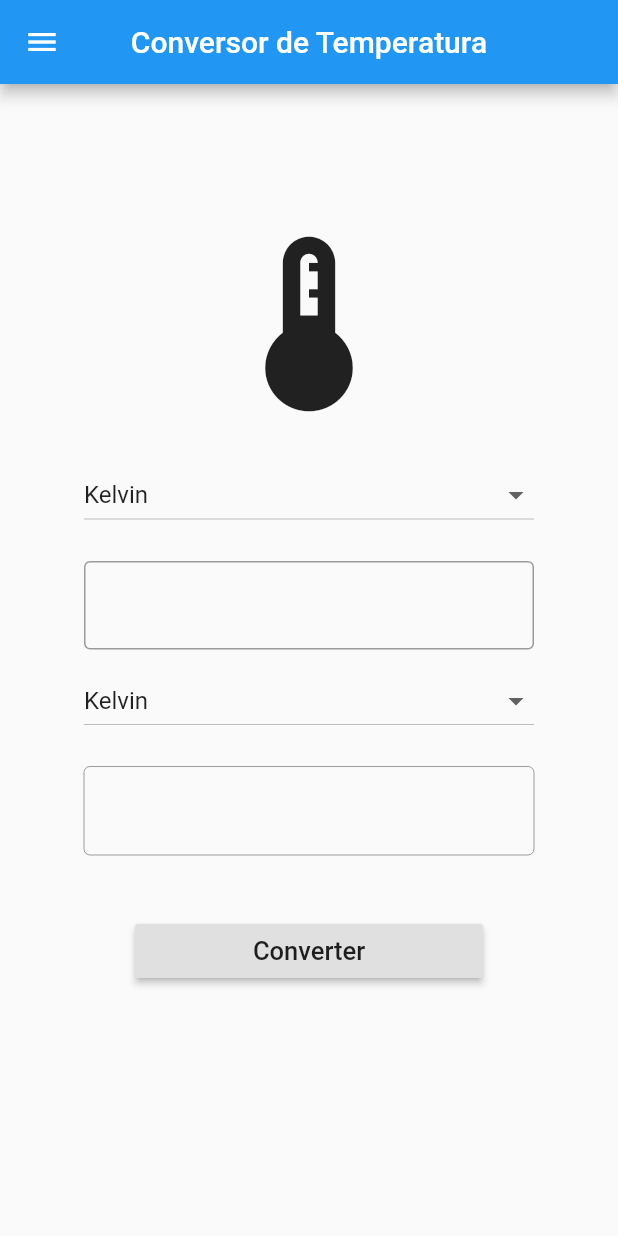
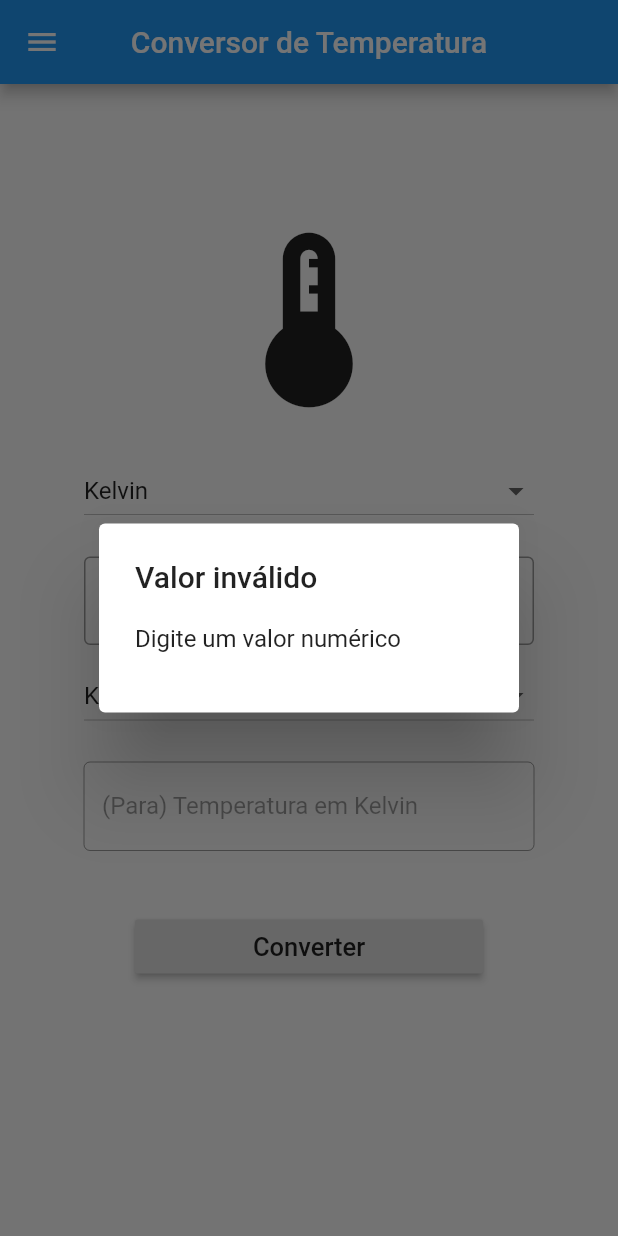
Before and after one commit to GabrielVScalese/Temperature-Converter, a Flutter app: the screen it shows after launch, after a tap on "Converter", on a phone screen of 412 x 824 dp. Run offline on Flutter 3.47's test engine with Material 2 defaults, Android fonts, the phone set to English and light mode, and no system bars.

Commit message:
Inserted new pages

```diff
--- a/converter/lib/app_widget.dart
+++ b/converter/lib/app_widget.dart
@@ -1,5 +1,7 @@
 import 'package:converter/app_controller.dart';
 import 'package:converter/home_page.dart';
+import 'package:converter/informations_page.dart';
+import 'package:converter/models/author_page.dart';
 import 'package:flutter/cupertino.dart';
 import 'package:flutter/material.dart';
 
@@ -16,6 +18,10 @@ class AppWidget extends StatelessWidget {
                     : Brightness.light),
             debugShowCheckedModeBanner: false,
             home: HomePage(),
+            routes: {
+              '/informations': (context) => InformationsPage(),
+              '/author': (context) => AuthorPage()
+            },
           );
         });
   }
--- a/converter/lib/home_page.dart
+++ b/converter/lib/home_page.dart
@@ -3,6 +3,9 @@ import 'package:flutter/material.dart';
 import 'package:flutter/services.dart';
 
 import 'app_controller.dart';
+import 'models/input_controller.dart';
+import 'models/result_controller.dart';
+import 'models/temperature_converter.dart';
 
 class HomePage extends StatefulWidget {
   @override
@@ -39,11 +42,18 @@ class HomePageState extends State<HomePage> {
               ListTile(
                 leading: Icon(Icons.thermostat_outlined),
                 title: Text('Escalas e conversões'),
-                  subtitle: Text('Saiba mais sobre')),
+                subtitle: Text('Saiba mais sobre'),
+                onTap: () {
+                  Navigator.of(context).pushNamed('/informations');
+                },
+              ),
               ListTile(
                 leading: Icon(Icons.info),
                 title: Text('Sobre'),
                 subtitle: Text('Autoria e objetivos'),
+                onTap: () {
+                  Navigator.of(context).pushNamed('/author');
+                },
               ),
             ],
           ),
@@ -52,13 +62,14 @@ class HomePageState extends State<HomePage> {
           centerTitle: true,
           title: Text('Conversor de Temperatura'),
         ),
-        body: Container(
-          width: double.infinity,
-          height: double.infinity,
+        body: SingleChildScrollView(
+          child: Container(
+            width: MediaQuery.of(context).size.width,
+            height: MediaQuery.of(context).size.height,
             child: Column(
               // mainAxisAlignment: MainAxisAlignment.center,
               children: [
-              Container(height: 90.0),
+                Container(height: 87.0),
                 Container(
                     child: Icon(
                   Icons.thermostat_outlined,
@@ -162,6 +173,7 @@ class HomePageState extends State<HomePage> {
                       ),
                     ),
                     onPressed: () {
+                      if (isReal(inputValue)) {
                         switch (inputCategory) {
                           case 'Celsius':
                             if (resultCategory == 'Kelvin')
@@ -203,9 +215,41 @@ class HomePageState extends State<HomePage> {
                         }
 
                         txt.text = result;
+                      } else {
+                        showAlertDialog(context);
+                      }
                     })
               ],
             ),
+          ),
         ));
   }
+
+  isReal(String value) {
+    try {
+      double num = double.parse(value);
+      return true;
+    } catch (Exception) {
+      return false;
     }
+  }
+
+  showAlertDialog(BuildContext context) {
+    // set up the AlertDialog
+    AlertDialog alert = AlertDialog(
+      title: Text("Valor inválido"),
+      content: Text("Digite um valor numérico"),
+      actions: [
+        // okButton,
+      ],
+    );
+
+    // show the dialog
+    showDialog(
+      context: context,
+      builder: (BuildContext context) {
+        return alert;
+      },
+    );
+  }
+}
```
Also changed, not shown: converter/lib/informations_page.dart (added, +119 -0 lines), converter/lib/models/author_page.dart (added, +71 -0 lines). Lines whose indentation alone changed are shown as unchanged.
